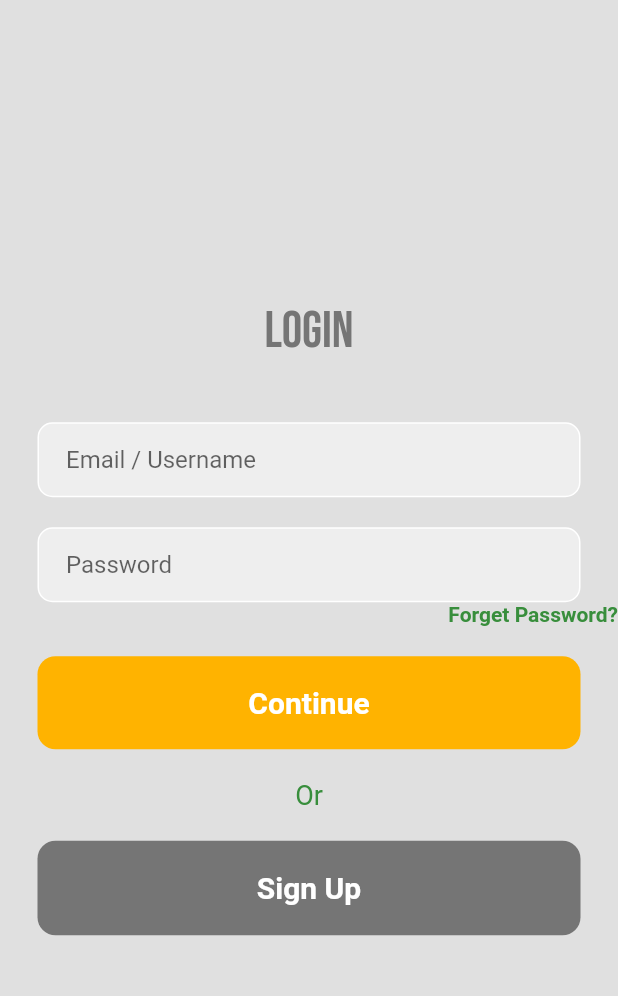
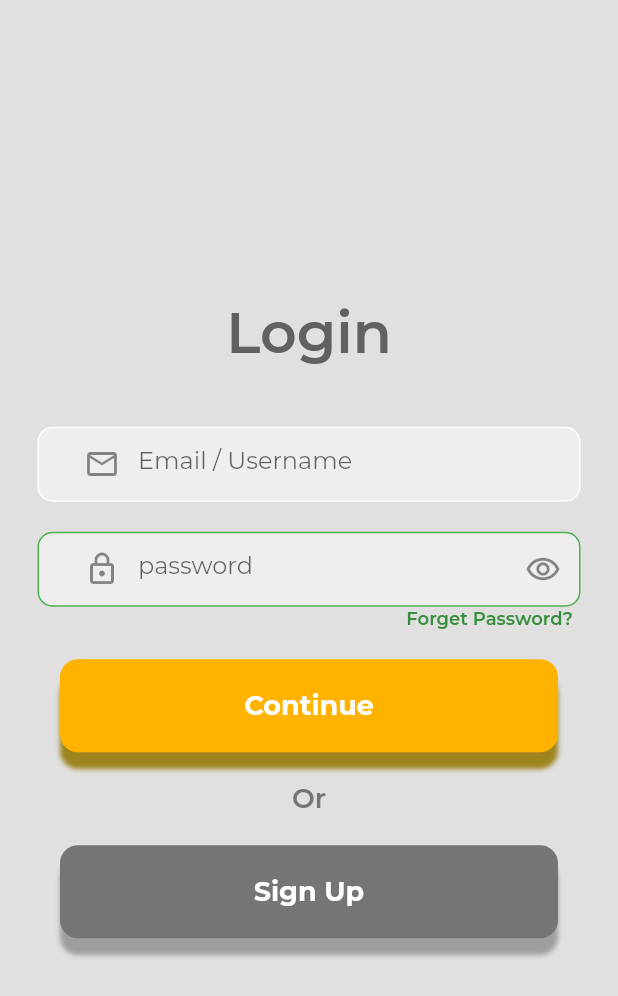
Before and after one commit to saud00/flutterDemo, a Flutter app: the screen it shows after launch, on a phone screen of 412 x 824 dp. Shown: the top 996 px of the screen. Run offline on Flutter 3.47's test engine with Material 2 defaults, Android fonts, the phone set to English and light mode, and no system bars; our stand-ins replace google_fonts.

Commit message:
login decoration

```diff
--- a/lib/auth/login.dart
+++ b/lib/auth/login.dart
@@ -32,10 +32,10 @@ class _LoginPageState extends State<LoginPage> {
               // LOGIN
               Text(
                 'Login',
-                style: GoogleFonts.bebasNeue(
-                    // fontWeight: FontWeight.bold,
-                    fontSize: 34,
-                    color: Colors.grey[600]),
+                style: GoogleFonts.montserrat(
+                    fontWeight: FontWeight.w600,
+                    fontSize: 38,
+                    color: Colors.grey[700]),
               ),
               SizedBox(
                 height: 40,
@@ -53,8 +53,13 @@ class _LoginPageState extends State<LoginPage> {
                     padding: const EdgeInsets.only(left: 18.0),
                     child: TextField(
                       decoration: InputDecoration(
+                          prefixIcon: Icon(Icons.email_outlined),
                           border: InputBorder.none,
                           hintText: 'Email / Username'),
+                      style: GoogleFonts.montserrat(
+                          // fontWeight: FontWeight.bold,
+                          // fontSize: 34,
+                          color: Colors.grey[600]),
                     ),
                   ),
                 ),
@@ -70,13 +75,20 @@ class _LoginPageState extends State<LoginPage> {
                   decoration: BoxDecoration(
                       color: Colors.grey[200],
                       borderRadius: BorderRadius.circular(10),
-                      border: Border.all(color: Colors.white)),
+                      border: Border.all(color: Colors.green)),
                   child: Padding(
                     padding: const EdgeInsets.only(left: 18.0),
                     child: TextField(
                       obscureText: true,
                       decoration: InputDecoration(
-                          border: InputBorder.none, hintText: 'Password'),
+                          prefixIcon: Icon(Icons.lock_outlined),
+                          suffixIcon: Icon(Icons.remove_red_eye_outlined),
+                          border: InputBorder.none,
+                          hintText: 'password'),
+                      style: GoogleFonts.montserrat(
+                          // fontWeight: FontWeight.bold,
+                          // fontSize: 34,
+                          color: Colors.grey[600]),
                     ),
                   ),
                 ),
@@ -85,10 +97,15 @@ class _LoginPageState extends State<LoginPage> {
               Row(
                 mainAxisAlignment: MainAxisAlignment.end,
                 children: [
-                  Text(
-                    'Forget Password?',
-                    style: TextStyle(
-                        color: Colors.green[700], fontWeight: FontWeight.bold),
+                  Padding(
+                    padding: const EdgeInsets.symmetric(horizontal: 30.0),
+                    child: Text(
+                      'Forget Password?',
+                      style: GoogleFonts.montserrat(
+                          fontSize: 12,
+                          fontWeight: FontWeight.w600,
+                          color: Colors.green[700]),
+                    ),
                   ),
                 ],
               ),
@@ -96,12 +113,18 @@ class _LoginPageState extends State<LoginPage> {
               // signIn field
               SizedBox(height: 20),
               Padding(
-                padding: const EdgeInsets.symmetric(horizontal: 25.0),
+                padding: const EdgeInsets.symmetric(horizontal: 40.0),
                 child: Container(
                   padding: EdgeInsets.all(7),
                   decoration: BoxDecoration(
                       color: Colors.amber[600],
-                      borderRadius: BorderRadius.circular(12)),
+                      borderRadius: BorderRadius.circular(12),
+                      boxShadow: [
+                        BoxShadow(
+                            color: Color.fromARGB(255, 157, 132, 30),
+                            blurRadius: 2.0,
+                            offset: Offset(0.0, 10.75))
+                      ]),
                   child: Center(
                       child: TextButton(
                     // padding: EdgeInsets.all(20),
@@ -115,10 +138,10 @@ class _LoginPageState extends State<LoginPage> {
                     },
                     child: Text(
                       'Continue',
-                      style: TextStyle(
-                          color: Colors.white,
+                      style: GoogleFonts.montserrat(
                           fontWeight: FontWeight.bold,
-                          fontSize: 20),
+                          fontSize: 18,
+                          color: Colors.white),
                     ),
                   )),
                 ),
@@ -128,29 +151,35 @@ class _LoginPageState extends State<LoginPage> {
               SizedBox(height: 20),
               Text(
                 'Or',
-                style: TextStyle(
-                    color: Colors.green[700],
-                    // fontWeight: FontWeight.bold,
-                    fontSize: 18),
+                style: GoogleFonts.montserrat(
+                    fontWeight: FontWeight.w600,
+                    fontSize: 18,
+                    color: Colors.grey[600]),
               ),
 
               SizedBox(height: 20),
               Padding(
-                padding: const EdgeInsets.symmetric(horizontal: 25.0),
+                padding: const EdgeInsets.symmetric(horizontal: 40.0),
                 child: Container(
                   padding: EdgeInsets.all(20),
                   decoration: BoxDecoration(
                       color: Colors.grey[600],
-                      borderRadius: BorderRadius.circular(12)),
+                      borderRadius: BorderRadius.circular(12),
+                      boxShadow: [
+                        BoxShadow(
+                            color: Colors.grey,
+                            blurRadius: 2.0,
+                            offset: Offset(0.0, 10.75))
+                      ]),
                   child: Center(
                       child: GestureDetector(
                     onTap: widget.gotoHomePage,
                     child: Text(
                       'Sign Up',
-                      style: TextStyle(
-                          color: Colors.white,
+                      style: GoogleFonts.montserrat(
                           fontWeight: FontWeight.bold,
-                          fontSize: 20),
+                          fontSize: 18,
+                          color: Colors.white),
                     ),
                   )),
                 ),
```
